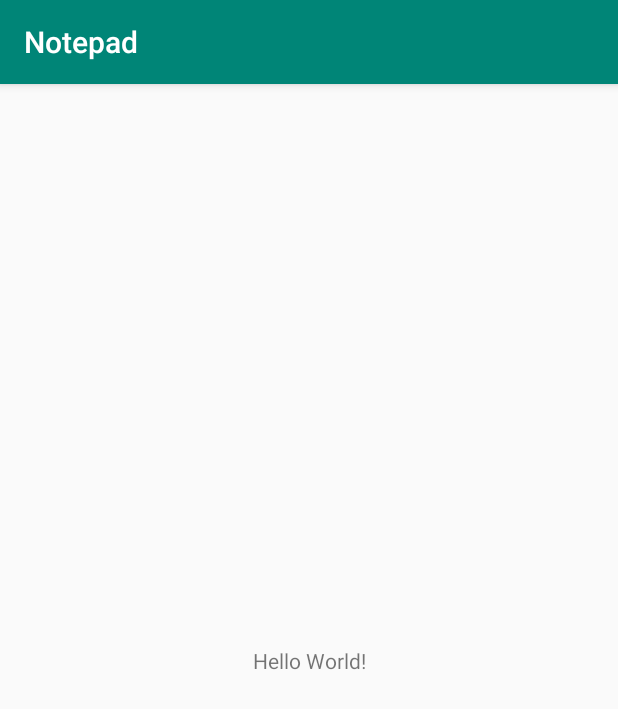
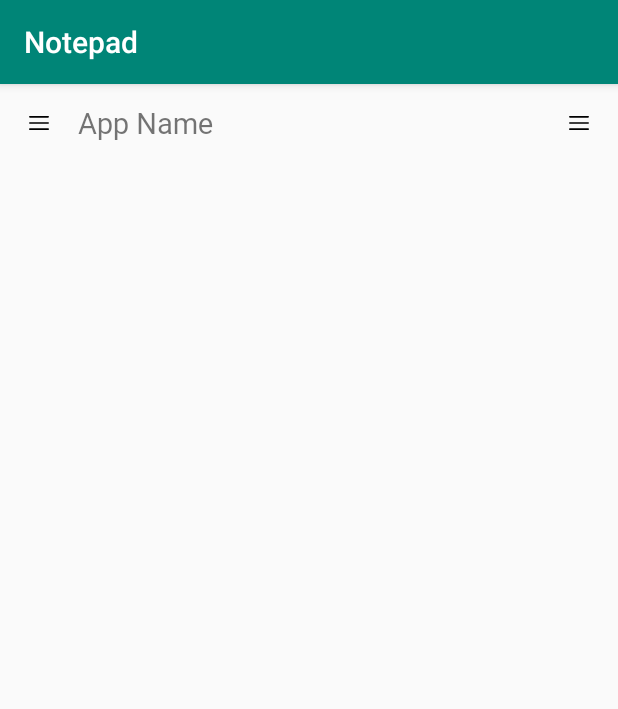
Before and after one commit to ezhilnero99/Notepad, an Android app: the screen it shows after launch (MainActivity), on a phone screen of 412 x 824 dp. Shown: the top 709 px of the screen. Run offline under Robolectric (Android 15) with nearby library versions, the phone set to English and light mode, and no system bars; our stand-ins replace sdp/ssp sizes.

Commit message:
navigation bar

```diff
--- a/app/build.gradle
+++ b/app/build.gradle
@@ -5,7 +5,7 @@ android {
     buildToolsVersion "29.0.2"
     defaultConfig {
         applicationId "com.example.notepad"
-        minSdkVersion 15
+        minSdkVersion 18
         targetSdkVersion 29
         versionCode 1
         versionName "1.0"
@@ -26,4 +26,6 @@ dependencies {
     testImplementation 'junit:junit:4.12'
     androidTestImplementation 'androidx.test.ext:junit:1.1.0'
     androidTestImplementation 'androidx.test.espresso:espresso-core:3.2.0'
+    //dimensions
+    implementation 'com.intuit.sdp:sdp-android:1.0.6'
 }
--- /dev/null
+++ b/app/src/main/res/drawable/menu.xml
@@ -0,0 +1,17 @@
+<?xml version="1.0" encoding="utf-8"?>
+<vector xmlns:android="http://schemas.android.com/apk/res/android"
+    android:width="512dp"
+    android:height="512dp"
+    android:viewportWidth="512"
+    android:viewportHeight="512">
+
+    <path
+        android:fillColor="#000000"
+        android:pathData="M491.318,235.318H20.682C9.26,235.318,0,244.577,0,256s9.26,20.682,20.682,20.682h470.636 c11.423,0,20.682-9.259,20.682-20.682C512,244.578,502.741,235.318,491.318,235.318z" />
+    <path
+        android:fillColor="#000000"
+        android:pathData="M491.318,78.439H20.682C9.26,78.439,0,87.699,0,99.121c0,11.422,9.26,20.682,20.682,20.682h470.636 c11.423,0,20.682-9.26,20.682-20.682C512,87.699,502.741,78.439,491.318,78.439z" />
+    <path
+        android:fillColor="#000000"
+        android:pathData="M491.318,392.197H20.682C9.26,392.197,0,401.456,0,412.879s9.26,20.682,20.682,20.682h470.636 c11.423,0,20.682-9.259,20.682-20.682S502.741,392.197,491.318,392.197z" />
+</vector>
--- a/app/src/main/res/layout/activity_main.xml
+++ b/app/src/main/res/layout/activity_main.xml
@@ -1,18 +1,41 @@
 <?xml version="1.0" encoding="utf-8"?>
-<androidx.constraintlayout.widget.ConstraintLayout xmlns:android="http://schemas.android.com/apk/res/android"
+<LinearLayout xmlns:android="http://schemas.android.com/apk/res/android"
     xmlns:app="http://schemas.android.com/apk/res-auto"
     xmlns:tools="http://schemas.android.com/tools"
     android:layout_width="match_parent"
     android:layout_height="match_parent"
+    android:orientation="vertical"
     tools:context=".MainActivity">
 
-    <TextView
-        android:layout_width="wrap_content"
+    <RelativeLayout
+        android:layout_width="match_parent"
         android:layout_height="wrap_content"
-        android:text="Hello World!"
-        app:layout_constraintBottom_toBottomOf="parent"
-        app:layout_constraintLeft_toLeftOf="parent"
-        app:layout_constraintRight_toRightOf="parent"
-        app:layout_constraintTop_toTopOf="parent" />
+        >
 
-</androidx.constraintlayout.widget.ConstraintLayout>
+        <ImageView
+            android:id="@+id/menuIV"
+            android:layout_width="@dimen/_40sdp"
+            android:layout_height="@dimen/_40sdp"
+            android:padding="@dimen/_15sdp"
+            android:src="@drawable/menu" />
+        <TextView
+            android:layout_width="wrap_content"
+            android:layout_height="wrap_content"
+            android:text="App Name"
+            android:textSize="@dimen/_15sdp"
+            android:layout_toRightOf="@id/menuIV"
+            android:fontFamily="@font/thin_block"
+            android:layout_centerVertical="true"/>
+
+        <ImageView
+            android:id="@+id/sortingIV"
+            android:layout_width="@dimen/_40sdp"
+            android:layout_height="@dimen/_40sdp"
+            android:padding="@dimen/_15sdp"
+            android:layout_alignParentRight="true"
+            android:src="@drawable/menu" />
+
+
+    </RelativeLayout>
+
+</LinearLayout>
```
Also changed, not shown: app/src/main/res/font/disney.ttf (added), app/src/main/res/font/euphoria.otf (added), app/src/main/res/font/headliner.ttf (added), app/src/main/res/font/serif.ttf (added), 1 other file.
